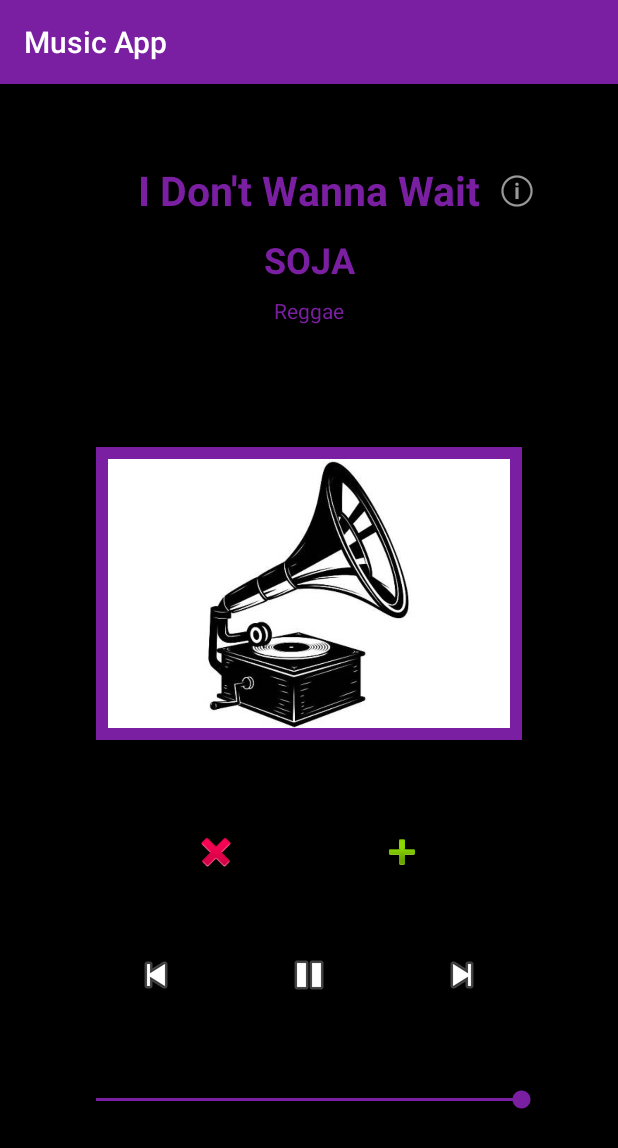
After one commit to dsi28/Music-App, an Android app: the MusicPlayer_Activity screen opened directly, with no data from a screen before it, on a phone screen of 412 x 824 dp. The commit adds this screen. Shown: the top 1148 px of the screen. Run offline under Robolectric (Android 15) with nearby library versions, the phone set to English and light mode, and no system bars; our stand-ins replace ButterKnife.

Commit message:
music player activity

```diff
--- a/app/src/main/AndroidManifest.xml
+++ b/app/src/main/AndroidManifest.xml
@@ -16,7 +16,8 @@
                 <category android:name="android.intent.category.LAUNCHER" />
             </intent-filter>
         </activity>
-        <activity android:name=".MusicList_Activity"></activity>
+        <activity android:name=".MusicList_Activity" />
+        <activity android:name=".MusicPlayer_Activity"></activity>
     </application>
 
 </manifest>
--- a/app/src/main/java/com/example/android/musicapp/MusicList_Activity.java
+++ b/app/src/main/java/com/example/android/musicapp/MusicList_Activity.java
@@ -3,6 +3,8 @@ package com.example.android.musicapp;
 import android.content.Intent;
 import android.support.v7.app.AppCompatActivity;
 import android.os.Bundle;
+import android.view.View;
+import android.widget.AdapterView;
 import android.widget.ListView;
 
 import java.util.ArrayList;
@@ -52,7 +54,13 @@ public class MusicList_Activity extends AppCompatActivity {
         SongAdapter itemsAdapter = new SongAdapter(this, songList);
         ListView listView = (ListView) findViewById(R.id.list);
         listView.setAdapter(itemsAdapter);
-
+         listView.setOnItemClickListener(new AdapterView.OnItemClickListener() {
+             @Override
+             public void onItemClick(AdapterView<?> parent, View view, int position, long id) {
+                 Intent intent = new Intent(MusicList_Activity.this, MusicPlayer_Activity.class);
+                 startActivity(intent);
+             }
+         });
 
     }
 }
--- /dev/null
+++ b/app/src/main/java/com/example/android/musicapp/MusicPlayer_Activity.java
@@ -0,0 +1,76 @@
+package com.example.android.musicapp;
+
+import android.content.Intent;
+import android.media.Image;
+import android.os.CountDownTimer;
+import android.support.v7.app.AppCompatActivity;
+import android.os.Bundle;
+import android.view.View;
+import android.widget.ImageView;
+import android.widget.SeekBar;
+import android.widget.TextView;
+
+import butterknife.BindView;
+import butterknife.ButterKnife;
+import butterknife.OnClick;
+
+public class MusicPlayer_Activity extends AppCompatActivity {
+    public boolean songStatus=true;//true= playing, false=paused
+
+    @Override
+    protected void onCreate(Bundle savedInstanceState) {
+        super.onCreate(savedInstanceState);
+        setContentView(R.layout.activity_music_player_);
+        ButterKnife.bind(this);
+    }
+    @BindView(R.id.playerPic)  ImageView songPic;
+    @BindView(R.id.playerPauseSong) ImageView pauseSong;
+    @BindView(R.id.playerPausePic) ImageView pausePic;
+    @BindView(R.id.playerPlaySong) ImageView playSong;
+    @BindView(R.id.playerPlayPic) ImageView playPic;
+    @BindView(R.id.playerSongNameTV) TextView songName;
+    @BindView(R.id.playerArtist) TextView artistName;
+    @BindView(R.id.playerSongBar) SeekBar songBar;
+    @OnClick(R.id.playerNoLike)
+    public void noLikeSong(){
+        songPic.setBackgroundColor(getResources().getColor(R.color.noLike));
+        songName.setTextColor(getResources().getColor(R.color.noLike));
+    }
+    @OnClick(R.id.playerLike)
+    public void likeSong(){
+        songPic.setBackgroundColor(getResources().getColor(R.color.like));
+        songName.setTextColor(getResources().getColor(R.color.like));
+    }
+    @OnClick(R.id.playerPauseSong)
+    public void pauseSong(){
+        pauseSong.setVisibility(View.INVISIBLE);
+        playSong.setVisibility(View.VISIBLE);
+        new CountDownTimer(500, 500) { // 5000 = 5 sec
+            public void onTick(long millisUntilFinished) {
+                pausePic.setVisibility(View.VISIBLE);
+            }
+            public void onFinish() {
+                pausePic.setVisibility(View.INVISIBLE);
+            }
+        }.start();
+    }
+    @OnClick(R.id.playerPlaySong)
+    public void playSong(){
+        playSong.setVisibility(View.INVISIBLE);
+        pauseSong.setVisibility(View.VISIBLE);
+        new CountDownTimer(500, 500) { // 5000 = 5 sec
+            public void onTick(long millisUntilFinished) {
+                playPic.setVisibility(View.VISIBLE);
+            }
+            public void onFinish() {
+                playPic.setVisibility(View.INVISIBLE);
+            }
+        }.start();
+    }
+
+    @OnClick(R.id.playerSongInfo)
+    public void goToDetails(){
+//        Intent intent = new Intent(MusicPlayer_Activity.this, SongDetails.class);
+//        startActivity(intent);
+    }
+}
--- /dev/null
+++ b/app/src/main/res/layout/activity_music_player_.xml
@@ -0,0 +1,265 @@
+<?xml version="1.0" encoding="utf-8"?>
+<android.support.constraint.ConstraintLayout xmlns:android="http://schemas.android.com/apk/res/android"
+    xmlns:app="http://schemas.android.com/apk/res-auto"
+    xmlns:tools="http://schemas.android.com/tools"
+    android:layout_width="match_parent"
+    android:layout_height="match_parent"
+    tools:context=".MusicPlayer_Activity"
+    android:background="@color/black">
+
+    <ImageView
+        android:id="@+id/playerPic"
+        android:layout_width="0dp"
+        android:layout_height="wrap_content"
+        android:layout_marginBottom="8dp"
+        android:layout_marginEnd="64dp"
+        android:layout_marginLeft="64dp"
+        android:layout_marginRight="64dp"
+        android:layout_marginStart="64dp"
+        android:layout_marginTop="8dp"
+        android:adjustViewBounds="true"
+        android:background="@color/colorAccent"
+        android:cropToPadding="true"
+        android:padding="8dp"
+        android:scaleType="fitCenter"
+        app:layout_constraintBottom_toBottomOf="parent"
+        app:layout_constraintEnd_toEndOf="parent"
+        app:layout_constraintStart_toStartOf="parent"
+        app:layout_constraintTop_toTopOf="parent"
+        app:layout_constraintVertical_bias="0.42000002"
+        app:srcCompat="@drawable/vinyl" />
+
+    <ImageView
+        android:id="@+id/playerBack"
+        android:layout_width="wrap_content"
+        android:layout_height="wrap_content"
+        android:layout_marginBottom="8dp"
+        android:layout_marginLeft="24dp"
+        android:layout_marginStart="24dp"
+        android:layout_marginTop="8dp"
+        app:layout_constraintBottom_toBottomOf="@+id/playerSongBar"
+        app:layout_constraintStart_toStartOf="@+id/playerPic"
+        app:layout_constraintTop_toBottomOf="@+id/playerPic"
+        app:layout_constraintVertical_bias="0.65999997"
+        app:srcCompat="@android:drawable/ic_media_previous"
+        />
+
+    <ImageView
+        android:id="@+id/playerForward"
+        android:layout_width="wrap_content"
+        android:layout_height="wrap_content"
+        android:layout_marginBottom="8dp"
+        android:layout_marginEnd="24dp"
+        android:layout_marginRight="24dp"
+        android:layout_marginTop="8dp"
+        app:layout_constraintBottom_toBottomOf="@+id/playerSongBar"
+        app:layout_constraintEnd_toEndOf="@+id/playerPic"
+        app:layout_constraintTop_toBottomOf="@+id/playerPic"
+        app:layout_constraintVertical_bias="0.65999997"
+        app:srcCompat="@android:drawable/ic_media_next" />
+
+    <TextView
+        android:id="@+id/playerSongNameTV"
+        android:layout_width="wrap_content"
+        android:layout_height="wrap_content"
+        android:layout_marginBottom="32dp"
+        android:layout_marginEnd="32dp"
+        android:layout_marginLeft="32dp"
+        android:layout_marginRight="32dp"
+        android:layout_marginStart="32dp"
+        android:layout_marginTop="8dp"
+        android:gravity="center"
+        android:textColor="@color/colorAccent"
+
+        android:text="I Don't Wanna Wait"
+        android:textSize="27sp"
+        android:textStyle="bold"
+
+        android:visibility="visible"
+        app:layout_constraintBottom_toTopOf="@+id/playerPic"
+        app:layout_constraintEnd_toEndOf="parent"
+        app:layout_constraintHorizontal_bias="0.505"
+        app:layout_constraintStart_toStartOf="parent"
+        app:layout_constraintTop_toTopOf="parent"
+        app:layout_constraintVertical_bias="0.266"
+        tools:text="I Don't Wanna Wait" />
+
+    <TextView
+        android:id="@+id/playerArtist"
+        android:layout_width="wrap_content"
+        android:layout_height="wrap_content"
+        android:layout_marginBottom="8dp"
+        android:layout_marginEnd="8dp"
+        android:layout_marginLeft="8dp"
+        android:layout_marginRight="8dp"
+        android:layout_marginStart="8dp"
+        android:textColor="@color/colorAccent"
+
+        android:text="SOJA"
+        android:textSize="24sp"
+        android:textStyle="bold"
+        app:layout_constraintBottom_toTopOf="@+id/playerPic"
+        app:layout_constraintEnd_toEndOf="parent"
+
+        app:layout_constraintStart_toStartOf="parent"
+        app:layout_constraintTop_toBottomOf="@+id/playerSongNameTV"
+        app:layout_constraintVertical_bias="0.100000024"
+        tools:text="SOJA" />
+
+    <SeekBar
+        android:id="@+id/playerSongBar"
+        style="@style/Widget.AppCompat.SeekBar.Discrete"
+        android:layout_width="0dp"
+        android:layout_height="wrap_content"
+        android:layout_marginBottom="32dp"
+        android:layout_marginEnd="48dp"
+        android:layout_marginLeft="48dp"
+        android:layout_marginRight="48dp"
+        android:layout_marginStart="48dp"
+        android:layout_marginTop="8dp"
+        android:max="1"
+        android:progress="1"
+        app:layout_constraintBottom_toBottomOf="parent"
+        app:layout_constraintEnd_toEndOf="parent"
+        app:layout_constraintHorizontal_bias="0.0"
+        app:layout_constraintStart_toStartOf="parent"
+        app:layout_constraintTop_toBottomOf="@+id/playerPic"
+        app:layout_constraintVertical_bias="0.816" />
+
+    <ImageView
+        android:id="@+id/playerSongInfo"
+        android:layout_width="wrap_content"
+        android:layout_height="wrap_content"
+        android:layout_marginBottom="2dp"
+        android:layout_marginEnd="24dp"
+        android:layout_marginLeft="8dp"
+        android:layout_marginRight="24dp"
+        android:layout_marginStart="8dp"
+        android:visibility="visible"
+        app:layout_constraintBottom_toBottomOf="@+id/playerSongNameTV"
+        app:layout_constraintEnd_toEndOf="parent"
+        app:layout_constraintHorizontal_bias="0.0"
+        app:layout_constraintStart_toEndOf="@+id/playerSongNameTV"
+        app:layout_constraintTop_toTopOf="@+id/playerSongNameTV"
+        app:layout_constraintVertical_bias="1.0"
+        app:srcCompat="@android:drawable/ic_menu_info_details" />
+
+    <ImageView
+        android:id="@+id/playerLike"
+        android:layout_width="wrap_content"
+        android:layout_height="wrap_content"
+        android:layout_marginBottom="8dp"
+        android:layout_marginEnd="8dp"
+        android:layout_marginRight="8dp"
+        android:layout_marginTop="16dp"
+        android:adjustViewBounds="false"
+        android:cropToPadding="false"
+        app:layout_constraintBottom_toTopOf="@+id/playerForward"
+        app:layout_constraintEnd_toStartOf="@+id/playerForward"
+        app:layout_constraintTop_toBottomOf="@+id/playerPic"
+        app:srcCompat="@android:drawable/ic_input_add" />
+
+    <ImageView
+        android:id="@+id/playerNoLike"
+        android:layout_width="wrap_content"
+        android:layout_height="wrap_content"
+        android:layout_marginBottom="8dp"
+        android:layout_marginLeft="8dp"
+        android:layout_marginStart="8dp"
+        android:layout_marginTop="16dp"
+        app:layout_constraintBottom_toTopOf="@+id/playerBack"
+        app:layout_constraintStart_toEndOf="@+id/playerBack"
+        app:layout_constraintTop_toBottomOf="@+id/playerPic"
+        app:srcCompat="@android:drawable/ic_delete" />
+
+    <TextView
+        android:id="@+id/playerMusicListType"
+        android:layout_width="wrap_content"
+        android:layout_height="0dp"
+        android:layout_marginBottom="16dp"
+        android:layout_marginEnd="8dp"
+        android:layout_marginLeft="8dp"
+        android:layout_marginRight="8dp"
+        android:layout_marginStart="8dp"
+        android:layout_marginTop="8dp"
+        android:textColor="@color/colorAccent"
+        android:text="Reggae"
+        app:layout_constraintBottom_toTopOf="@+id/playerPic"
+        app:layout_constraintEnd_toEndOf="parent"
+        app:layout_constraintStart_toStartOf="parent"
+        app:layout_constraintTop_toBottomOf="@+id/playerArtist"
+        app:layout_constraintVertical_bias="0.882"
+        tools:text="Reggae" />
+
+    <ImageView
+        android:id="@+id/playerPlayPic"
+        android:layout_width="0dp"
+        android:layout_height="0dp"
+        android:layout_marginBottom="8dp"
+        android:layout_marginEnd="8dp"
+        android:layout_marginLeft="8dp"
+        android:layout_marginRight="8dp"
+        android:layout_marginStart="8dp"
+        android:layout_marginTop="8dp"
+        android:visibility="invisible"
+        app:layout_constraintBottom_toBottomOf="@+id/playerPic"
+        app:layout_constraintEnd_toEndOf="@+id/playerPic"
+        app:layout_constraintStart_toStartOf="@+id/playerPic"
+        app:layout_constraintTop_toTopOf="@+id/playerPic"
+        app:srcCompat="@android:drawable/ic_media_play" />
+
+    <ImageView
+        android:id="@+id/playerPausePic"
+        android:layout_width="0dp"
+        android:layout_height="0dp"
+        android:layout_marginBottom="8dp"
+        android:layout_marginEnd="8dp"
+        android:layout_marginLeft="8dp"
+        android:layout_marginRight="8dp"
+        android:layout_marginStart="8dp"
+        android:layout_marginTop="8dp"
+        android:visibility="invisible"
+        app:layout_constraintBottom_toBottomOf="@+id/playerPic"
+        app:layout_constraintDimensionRatio="1:1"
+        app:layout_constraintEnd_toEndOf="@+id/playerPic"
+        app:layout_constraintStart_toStartOf="@+id/playerPic"
+        app:layout_constraintTop_toTopOf="@+id/playerPic"
+        app:srcCompat="@android:drawable/ic_media_pause" />
+
+    <ImageView
+        android:id="@+id/playerPlaySong"
+        android:layout_width="wrap_content"
+        android:layout_height="wrap_content"
+        android:layout_marginBottom="8dp"
+        android:layout_marginEnd="8dp"
+        android:layout_marginLeft="8dp"
+        android:layout_marginRight="8dp"
+        android:layout_marginStart="8dp"
+        android:layout_marginTop="8dp"
+        android:visibility="invisible"
+        app:layout_constraintBottom_toBottomOf="@+id/playerSongBar"
+        app:layout_constraintEnd_toStartOf="@+id/playerForward"
+        app:layout_constraintStart_toEndOf="@+id/playerBack"
+        app:layout_constraintTop_toBottomOf="@+id/playerPic"
+        app:layout_constraintVertical_bias="0.66999996"
+        app:srcCompat="@android:drawable/ic_media_play" />
+
+    <ImageView
+        android:id="@+id/playerPauseSong"
+        android:layout_width="wrap_content"
+        android:layout_height="wrap_content"
+        android:layout_marginBottom="8dp"
+        android:layout_marginEnd="8dp"
+        android:layout_marginLeft="8dp"
+        android:layout_marginRight="8dp"
+        android:layout_marginStart="8dp"
+        android:layout_marginTop="8dp"
+        android:visibility="visible"
+        app:layout_constraintBottom_toBottomOf="@+id/playerSongBar"
+        app:layout_constraintEnd_toStartOf="@+id/playerForward"
+        app:layout_constraintStart_toEndOf="@+id/playerBack"
+        app:layout_constraintTop_toBottomOf="@+id/playerPic"
+        app:layout_constraintVertical_bias="0.65999997"
+        app:srcCompat="@android:drawable/ic_media_pause" />
+
+</android.support.constraint.ConstraintLayout>
--- a/app/src/main/res/values/colors.xml
+++ b/app/src/main/res/values/colors.xml
@@ -1,6 +1,9 @@
 <?xml version="1.0" encoding="utf-8"?>
 <resources>
-    <color name="colorPrimary">#3F51B5</color>
-    <color name="colorPrimaryDark">#303F9F</color>
-    <color name="colorAccent">#FF4081</color>
+    <color name="colorPrimary">#7b1fa2</color>
+    <color name="colorPrimaryDark">#7b1fa2</color>
+    <color name="colorAccent">#7b1fa2</color>
+    <color name="noLike">#D32F2F</color>
+    <color name="like">#388E3C</color>
+    <color name="black">#000</color>
 </resources>
--- a/build.gradle
+++ b/build.gradle
@@ -7,7 +7,7 @@ buildscript {
         jcenter()
     }
     dependencies {
-        classpath 'com.android.tools.build:gradle:3.1.2'
+        classpath 'com.android.tools.build:gradle:3.1.3'
 
 
         // NOTE: Do not place your application dependencies here; they belong
```
Also changed, not shown: app/src/main/res/drawable/vinyl.jpg (added).
